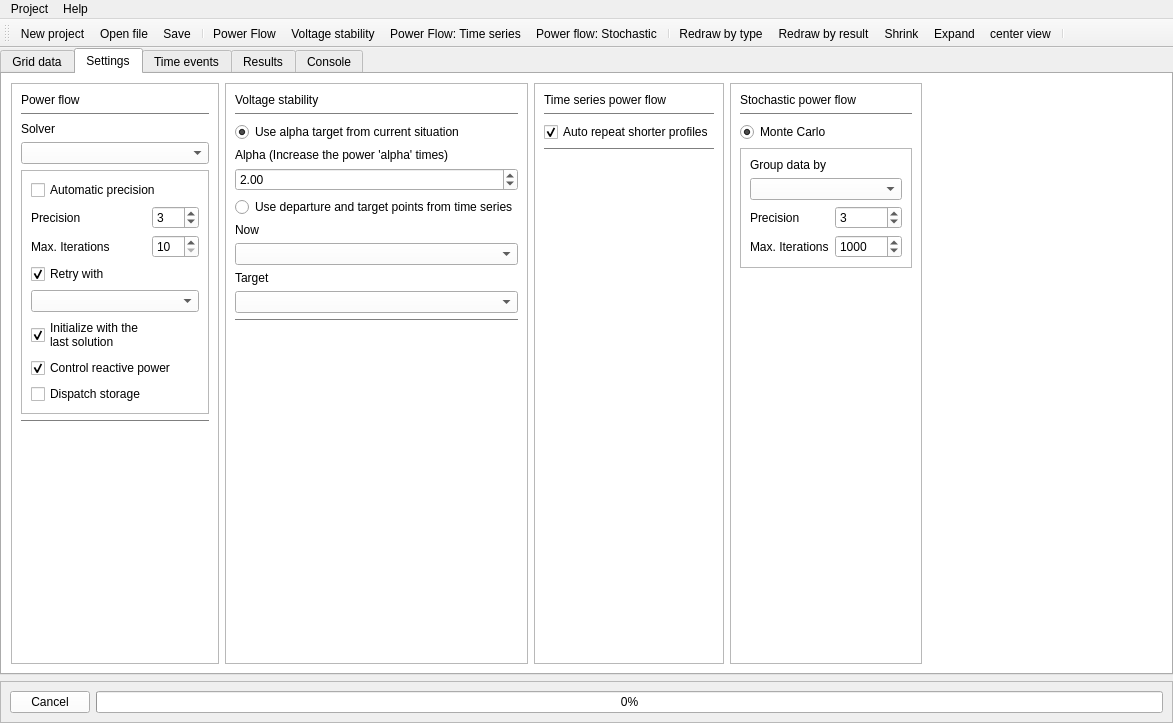
This is UnderDevelopment/GridCal/gui/main/gui.ui in SanPen/GridCal as Qt 5 draws it before an edit. The edited form follows.
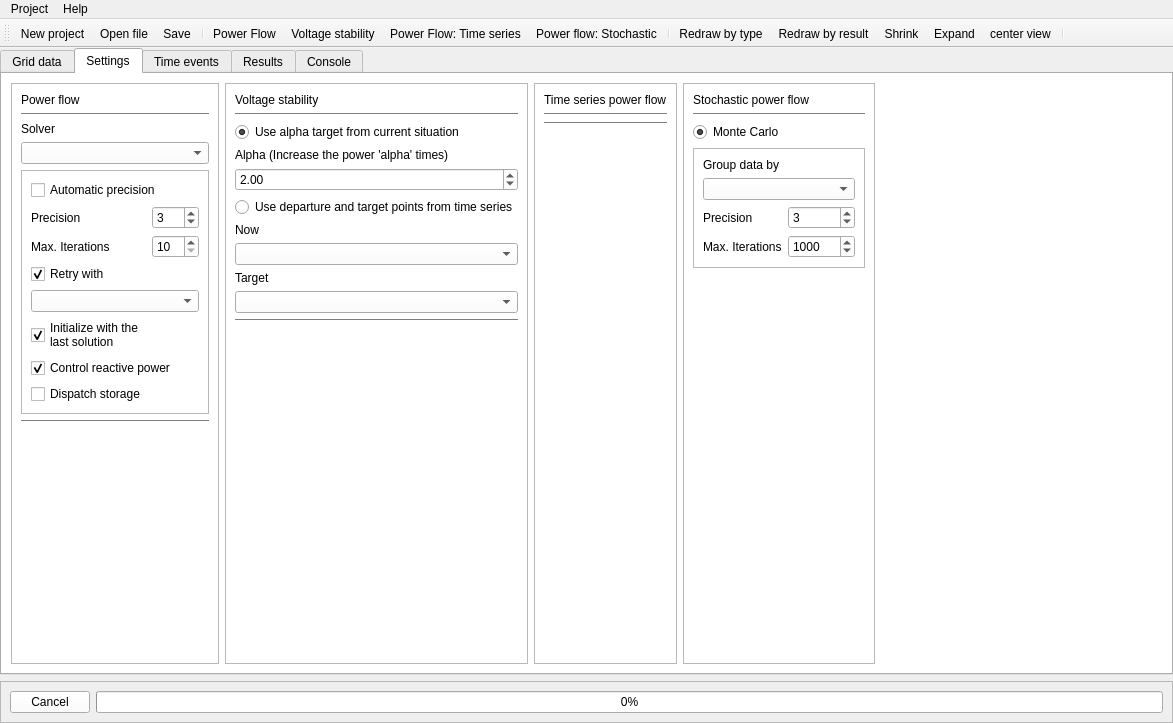
This is the edited form. The open tabs and pages were chosen to show the change. Icons and pictures are not drawn. Custom widgets are drawn as their Qt base class.

```diff
--- a/UnderDevelopment/GridCal/gui/main/gui.ui
+++ b/UnderDevelopment/GridCal/gui/main/gui.ui
@@ -823,16 +823,6 @@
              </property>
             </widget>
            </item>
-           <item>
-            <widget class="QCheckBox" name="autorepeat_checkBox">
-             <property name="text">
-              <string>Auto repeat shorter profiles</string>
-             </property>
-             <property name="checked">
-              <bool>true</bool>
-             </property>
-            </widget>
-           </item>
            <item>
             <widget class="Line" name="line_9">
              <property name="orientation">
```
Left out of the diff: 138 changed lines with no effect on the pictures.
